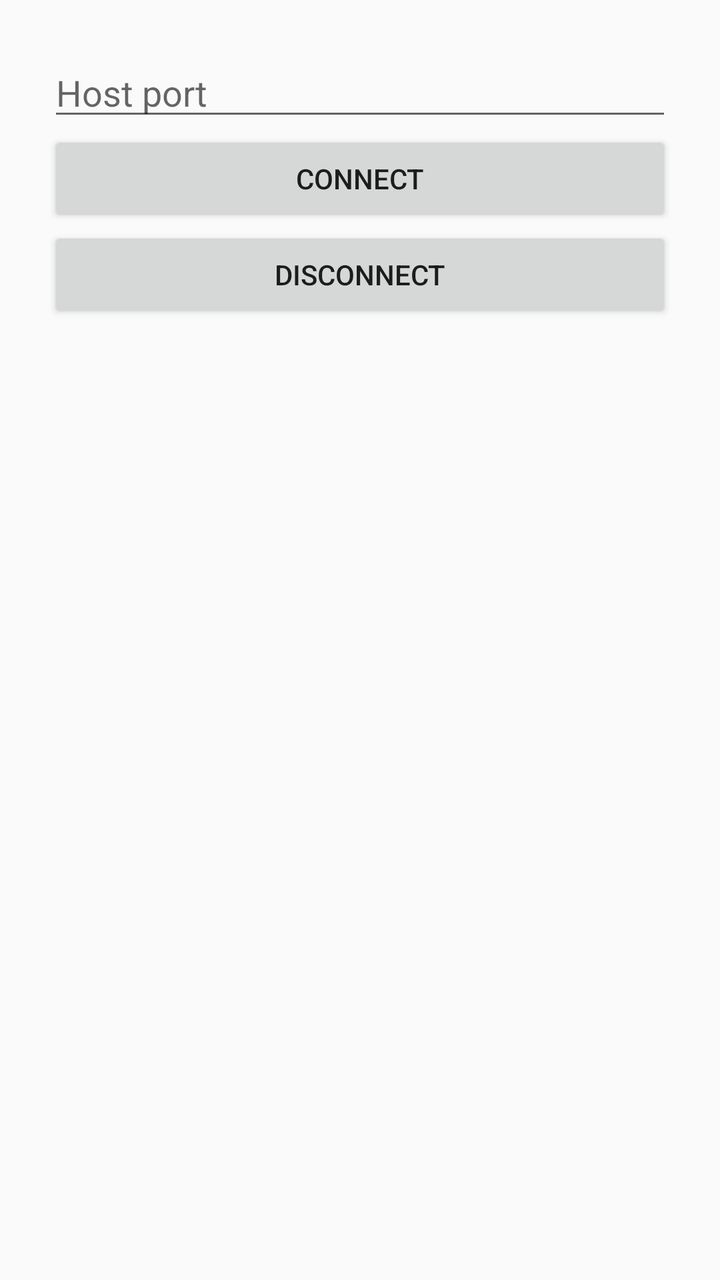
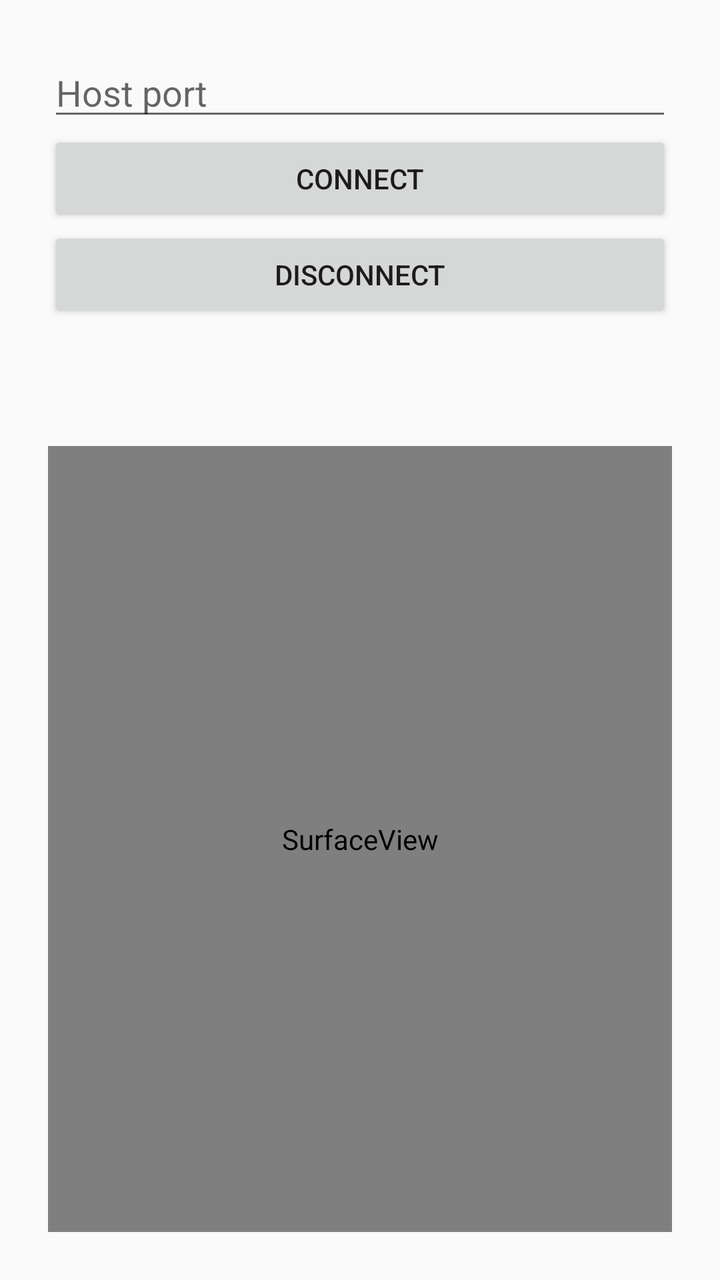

Compare the two renders of this Android layout. The source of the first and the diff that turns it into the second are given below.
<!-- AndroidManifest.xml: application theme android:Theme.Material.Light.NoActionBar -->
<!-- res/layout/activity_main.xml -->
<?xml version="1.0" encoding="utf-8"?>
<LinearLayout xmlns:android="http://schemas.android.com/apk/res/android"
    android:layout_width="match_parent"
    android:layout_height="match_parent"
    android:orientation="vertical"
    android:padding="24dp">

    <EditText
        android:id="@+id/port"
        android:layout_width="match_parent"
        android:layout_height="wrap_content"
        android:hint="@string/port_hint"
        android:inputType="number" />

    <Button
        android:id="@+id/connect"
        android:layout_width="match_parent"
        android:layout_height="wrap_content"
        android:text="@string/connect" />

    <Button
        android:id="@+id/disconnect"
        android:layout_width="match_parent"
        android:layout_height="wrap_content"
        android:text="@string/disconnect" />

    <Button
        android:id="@+id/pair"
        android:layout_width="match_parent"
        android:layout_height="wrap_content"
        android:visibility="gone"
        android:text="@string/pair" />

    <TextView
        android:id="@+id/status"
        android:layout_width="match_parent"
        android:layout_height="wrap_content"
        android:layout_marginTop="24dp"
        android:textSize="16sp" />

</LinearLayout>
<!-- resources referenced by this layout -->
<resources>
  <string name="connect">Connect</string>
  <string name="disconnect">Disconnect</string>
  <string name="pair">Pair (code %1$s)</string>
  <string name="port_hint">Host port</string>
</resources>

<!-- the commit's change to res/layout/activity_main.xml (unified diff, before → after) -->
@@ -38,4 +38,12 @@
         android:layout_marginTop="24dp"
         android:textSize="16sp" />
 
+    
+    <SurfaceView
+        android:id="@+id/video"
+        android:layout_width="match_parent"
+        android:layout_height="0dp"
+        android:layout_weight="1"
+        android:layout_marginTop="16dp" />
+
 </LinearLayout>
